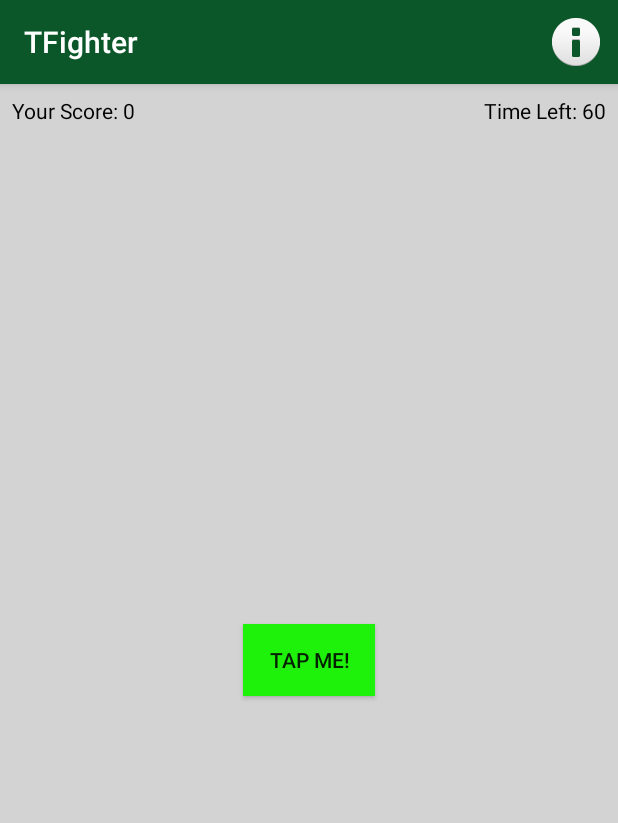
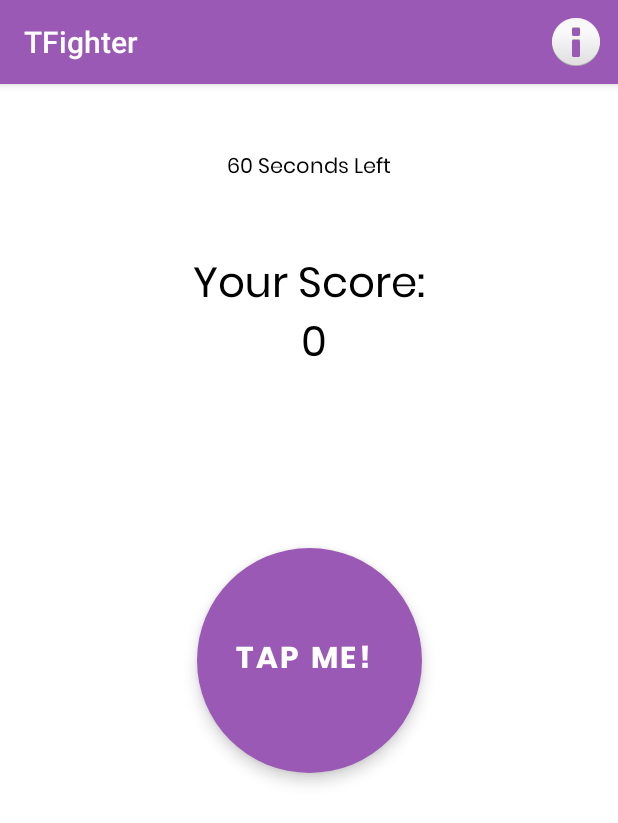
Before and after one commit to Hafiznaufalr/Mission, an Android app: the screen it shows after launch (MainActivity), on a phone screen of 412 x 824 dp. Shown: the top 823 px of the screen. Run offline under Robolectric (Android 15) with nearby library versions, the phone set to English and light mode, and no system bars.

Commit message:
change UI

```diff
--- a/app/build.gradle
+++ b/app/build.gradle
@@ -31,6 +31,7 @@ dependencies {
     implementation 'androidx.appcompat:appcompat:1.1.0'
     implementation 'androidx.core:core-ktx:1.2.0'
     implementation 'androidx.constraintlayout:constraintlayout:1.1.3'
+    implementation 'com.google.android.material:material:1.1.0'
     testImplementation 'junit:junit:4.12'
     androidTestImplementation 'androidx.test.ext:junit:1.1.1'
     androidTestImplementation 'androidx.test.espresso:espresso-core:3.2.0'
--- a/app/src/main/AndroidManifest.xml
+++ b/app/src/main/AndroidManifest.xml
@@ -9,7 +9,7 @@
         android:roundIcon="@mipmap/ic_launcher_round"
         android:supportsRtl="true"
         android:theme="@style/AppTheme">
-        <activity android:name=".MainActivity">
+        <activity android:name=".ui.MainActivity">
             <intent-filter>
                 <action android:name="android.intent.action.MAIN" />
 
--- a/app/src/main/java/com/raywenderlich/timefighter/hafiznaufalr/ui/MainActivity.kt
+++ b/app/src/main/java/com/raywenderlich/timefighter/hafiznaufalr/ui/MainActivity.kt
@@ -1,4 +1,4 @@
-package com.raywenderlich.timefighter.hafiznaufalr
+package com.raywenderlich.timefighter.hafiznaufalr.ui
 
 import android.os.Bundle
 import android.os.CountDownTimer
@@ -6,14 +6,16 @@ import android.util.Log
 import android.view.Menu
 import android.view.MenuItem
 import android.view.animation.AnimationUtils
-import android.widget.Button
 import android.widget.TextView
 import android.widget.Toast
 import androidx.appcompat.app.AlertDialog
 import androidx.appcompat.app.AppCompatActivity
+import com.google.android.material.floatingactionbutton.ExtendedFloatingActionButton
+import com.raywenderlich.timefighter.hafiznaufalr.BuildConfig
+import com.raywenderlich.timefighter.hafiznaufalr.R
 
 class MainActivity : AppCompatActivity() {
-    internal lateinit var tapMeButton: Button
+    internal lateinit var tapMeButton: ExtendedFloatingActionButton
     internal lateinit var gameScoreTextView: TextView
     internal lateinit var timeLeftTextView: TextView
 
--- a/app/src/main/res/anim/bounce.xml
+++ b/app/src/main/res/anim/bounce.xml
@@ -4,8 +4,8 @@
     android:interpolator="@android:anim/bounce_interpolator">
     <scale
         android:duration="2000"
-        android:fromXScale="2.0"
-        android:fromYScale="2.0"
+        android:fromXScale="1.5"
+        android:fromYScale="1.5"
         android:pivotX="50%"
         android:pivotY="50%"
         android:toXScale="1.0"
--- a/app/src/main/res/layout/activity_main.xml
+++ b/app/src/main/res/layout/activity_main.xml
@@ -4,44 +4,48 @@
     xmlns:tools="http://schemas.android.com/tools"
     android:layout_width="match_parent"
     android:layout_height="match_parent"
-    tools:context=".MainActivity"
     android:background="@color/colorBackground"
-    >
+    tools:context=".ui.MainActivity">
+
+    <TextView
+        android:id="@+id/timeLifeTextView"
+        android:layout_width="match_parent"
+        android:layout_height="wrap_content"
+        android:layout_marginStart="8dp"
+        android:layout_marginEnd="8dp"
+        android:fontFamily="@font/poppinsregular"
+        android:text="@string/timeLeft"
+        android:textAlignment="center"
+        android:textColor="@android:color/black"
+        app:layout_constraintBottom_toTopOf="@id/gameScoreTextView"
+        app:layout_constraintTop_toTopOf="parent" />
 
     <TextView
         android:id="@+id/gameScoreTextView"
-        android:layout_width="wrap_content"
+        android:layout_width="match_parent"
         android:layout_height="wrap_content"
-        android:layout_marginStart="8dp"
-        android:layout_marginTop="8dp"
+        android:fontFamily="@font/poppinsregular"
         android:text="@string/yourScore"
-        app:layout_constraintStart_toStartOf="parent"
-        app:layout_constraintTop_toTopOf="parent"
+        android:textAlignment="center"
         android:textColor="@android:color/black"
-        />
+        android:textSize="28sp"
+        app:layout_constraintBottom_toTopOf="@id/tapMeButton"
+        app:layout_constraintTop_toTopOf="parent" />
 
-    <TextView
-        android:id="@+id/timeLifeTextView"
-        android:layout_width="wrap_content"
-        android:layout_height="wrap_content"
-        android:layout_marginTop="8dp"
-        android:layout_marginEnd="8dp"
-        android:text="@string/timeLeft"
-        app:layout_constraintEnd_toEndOf="parent"
-        app:layout_constraintTop_toTopOf="parent"
-        android:textColor="@android:color/black"
-        />
-
-    <Button
+    <com.google.android.material.floatingactionbutton.ExtendedFloatingActionButton
         android:id="@+id/tapMeButton"
-        android:layout_width="wrap_content"
-        android:layout_height="wrap_content"
+        android:layout_width="150dp"
+        android:layout_height="150dp"
+        android:fontFamily="@font/poppinsbold"
         android:text="@string/tapMe"
+        android:textAlignment="center"
+        android:textColor="@android:color/white"
+        android:textSize="20sp"
+        android:theme="@style/MyMaterialTheme"
+        app:backgroundTint="@color/colorPrimary"
         app:layout_constraintBottom_toBottomOf="parent"
         app:layout_constraintEnd_toEndOf="parent"
         app:layout_constraintStart_toStartOf="parent"
-        app:layout_constraintTop_toTopOf="parent"
-        android:background="@color/buttonColor"
-        />
+        app:layout_constraintTop_toTopOf="parent" />
 
 </androidx.constraintlayout.widget.ConstraintLayout>
--- a/app/src/main/res/values/colors.xml
+++ b/app/src/main/res/values/colors.xml
@@ -1,8 +1,7 @@
 <?xml version="1.0" encoding="utf-8"?>
 <resources>
-    <color name="colorPrimary">#0C572A</color>
-    <color name="colorPrimaryDark">#388E3C</color>
-    <color name="colorAccent">#8BC34A</color>
-    <color name="colorBackground">#D3D3D3</color>
-    <color name="buttonColor">#FF1EF20B</color>
+    <color name="colorPrimary">#9b59b6</color>
+    <color name="colorPrimaryDark">#6b2c86</color>
+    <color name="colorAccent">#9b59b6</color>
+    <color name="colorBackground">#FFFF</color>
 </resources>
--- a/app/src/main/res/values/strings.xml
+++ b/app/src/main/res/values/strings.xml
@@ -1,7 +1,7 @@
 <resources>
     <string name="app_name">TFighter</string>
-    <string name="yourScore">Your Score: %1$d</string>
-    <string name="timeLeft">Time Left: %1$d</string>
+    <string name="yourScore">Your Score:\n %1$d</string>
+    <string name="timeLeft">%1$d Seconds Left</string>
     <string name="tapMe">Tap Me!</string>
     <string name="gameOverMessage">Times up! Your score was: %1$d</string>
     <string name="aboutMenu">About</string>
--- a/app/src/main/res/values/styles.xml
+++ b/app/src/main/res/values/styles.xml
@@ -8,4 +8,16 @@
         <item name="colorAccent">@color/colorAccent</item>
     </style>
 
+    <style name="MyMaterialTheme" parent="Theme.MaterialComponents.Light.NoActionBar">
+        <!-- Add attributes here -->
+        <item name="colorPrimary">@color/colorPrimary</item>
+        <item name="colorPrimaryDark">@color/colorPrimaryDark</item>
+        <item name="colorAccent">@color/colorAccent</item>
+        <item name="textAppearanceButton">@style/AppTextAppearance.Button</item>
+    </style>
+    <!--To fix rendering in preview -->
+    <style name="AppTextAppearance.Button" parent="TextAppearance.MaterialComponents.Button">
+        <item name="android:textAllCaps">true</item>
+    </style>
+
 </resources>
```
Also changed, not shown: app/src/main/res/font/poppinsbold.ttf (added), app/src/main/res/font/poppinsregular.ttf (added), app/src/main/res/font/poppinssemibold.ttf (added).
